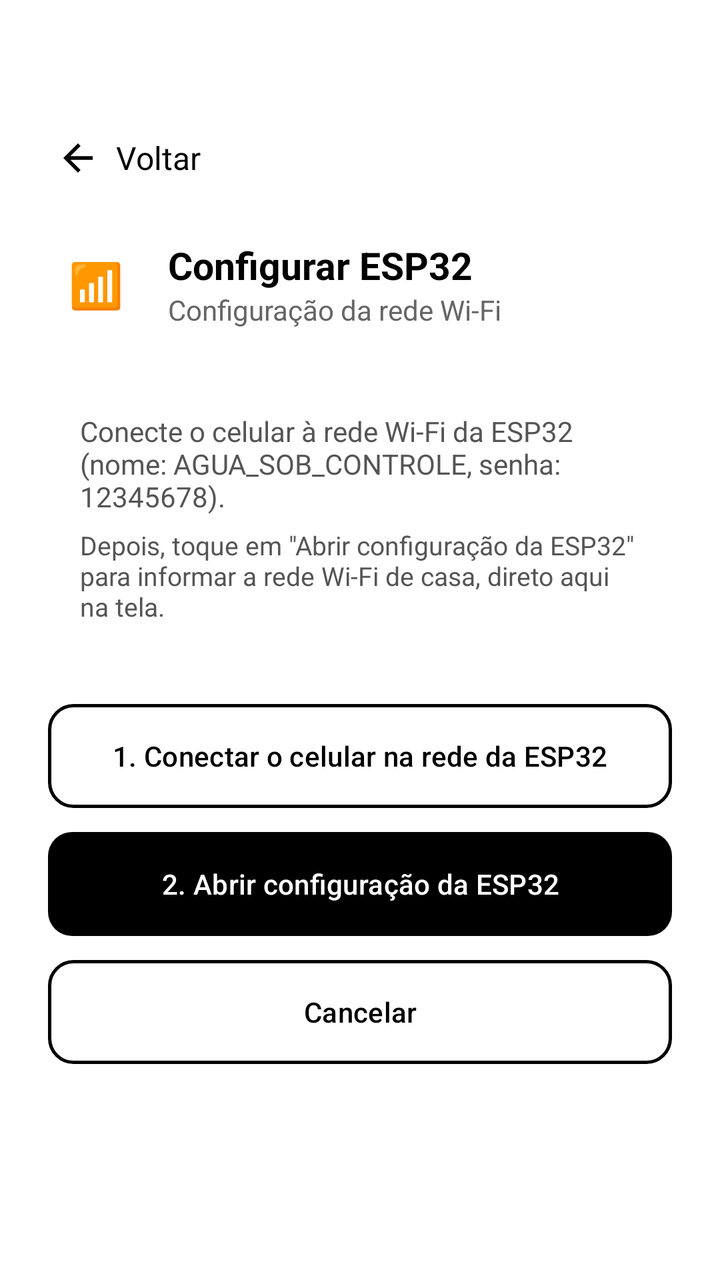
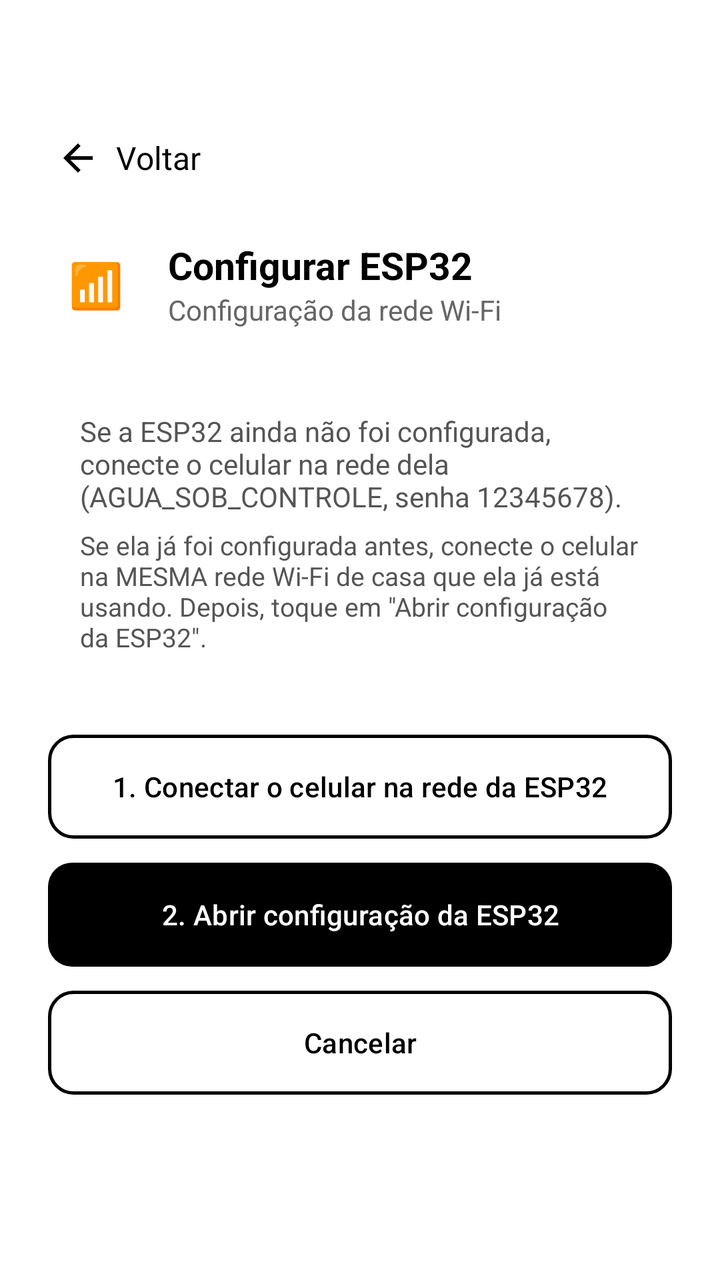

Before-and-after screenshots of an Android layout around one commit, followed by the original layout XML and the change that was made.
<!-- AndroidManifest.xml: application theme Theme.Bombadagua -->
<!-- res/layout/activity_config_wifi.xml -->
<?xml version="1.0" encoding="utf-8"?>
<androidx.constraintlayout.widget.ConstraintLayout
    xmlns:android="http://schemas.android.com/apk/res/android"
    xmlns:app="http://schemas.android.com/apk/res-auto"
    xmlns:tools="http://schemas.android.com/tools"
    android:id="@+id/main"
    android:layout_width="match_parent"
    android:layout_height="match_parent"
    android:background="#FFFFFF"
    tools:context=".activities.ConfigWifiActivity">

    

    <ScrollView
        android:id="@+id/containerInstrucoes"
        android:layout_width="0dp"
        android:layout_height="0dp"
        app:layout_constraintTop_toTopOf="parent"
        app:layout_constraintBottom_toBottomOf="parent"
        app:layout_constraintStart_toStartOf="parent"
        app:layout_constraintEnd_toEndOf="parent">

        <LinearLayout
            android:layout_width="match_parent"
            android:layout_height="wrap_content"
            android:orientation="vertical"
            android:paddingStart="24dp"
            android:paddingEnd="24dp"
            android:paddingTop="64dp"
            android:paddingBottom="24dp">

            
            <LinearLayout
                android:id="@+id/btnVoltar"
                android:layout_width="wrap_content"
                android:layout_height="wrap_content"
                android:orientation="horizontal"
                android:gravity="center_vertical"
                android:clickable="true"
                android:focusable="true"
                android:background="?attr/selectableItemBackground"
                android:padding="4dp"
                android:layout_marginBottom="24dp">

                <ImageView
                    android:layout_width="22dp"
                    android:layout_height="22dp"
                    android:src="@drawable/ic_seta_voltar"
                    android:layout_marginEnd="8dp"/>

                <TextView
                    android:layout_width="wrap_content"
                    android:layout_height="wrap_content"
                    android:text="Voltar"
                    android:textSize="16sp"
                    android:textColor="#000000"/>
            </LinearLayout>

            
            <LinearLayout
                android:layout_width="match_parent"
                android:layout_height="wrap_content"
                android:orientation="horizontal"
                android:gravity="center_vertical"
                android:layout_marginBottom="24dp">

                <TextView
                    android:layout_width="48dp"
                    android:layout_height="48dp"
                    android:text="📶"
                    android:textSize="22sp"
                    android:gravity="center"
                    android:background="@drawable/bg_card_cinza"/>

                <LinearLayout
                    android:layout_width="wrap_content"
                    android:layout_height="wrap_content"
                    android:orientation="vertical"
                    android:layout_marginStart="12dp">

                    <TextView
                        android:layout_width="wrap_content"
                        android:layout_height="wrap_content"
                        android:text="Configurar ESP32"
                        android:textSize="19sp"
                        android:textStyle="bold"
                        android:textColor="#000000"/>

                    <TextView
                        android:layout_width="wrap_content"
                        android:layout_height="wrap_content"
                        android:text="Configuração da rede Wi-Fi"
                        android:textSize="14sp"
                        android:textColor="#666666"/>
                </LinearLayout>

            </LinearLayout>

            
            <LinearLayout
                android:layout_width="match_parent"
                android:layout_height="wrap_content"
                android:orientation="vertical"
                android:background="@drawable/bg_card_cinza"
                android:padding="16dp"
                android:layout_marginBottom="24dp">

                <TextView
                    android:layout_width="wrap_content"
                    android:layout_height="wrap_content"
                    android:text="Conecte o celular à rede Wi-Fi da ESP32 (nome: AGUA_SOB_CONTROLE, senha: 12345678)."
                    android:textColor="#555555"
                    android:textSize="14sp"/>

                <TextView
                    android:layout_width="wrap_content"
                    android:layout_height="wrap_content"
                    android:text="Depois, toque em &quot;Abrir configuração da ESP32&quot; para informar a rede Wi-Fi de casa, direto aqui na tela."
                    android:textColor="#555555"
                    android:textSize="13sp"
                    android:layout_marginTop="6dp"/>

            </LinearLayout>

            
            <Button
                android:id="@+id/btnAbrirWifiCelular"
                android:layout_width="match_parent"
                android:layout_height="52dp"
                android:text="1. Conectar o celular na rede da ESP32"
                android:background="@drawable/bg_botao_borda"
                app:backgroundTint="@null"
                android:insetTop="0dp"
                android:insetBottom="0dp"
                android:textColor="#000000"
                android:textAllCaps="false"
                android:layout_marginBottom="12dp"/>

            
            <Button
                android:id="@+id/btnSalvarWifi"
                android:layout_width="match_parent"
                android:layout_height="52dp"
                android:text="2. Abrir configuração da ESP32"
                android:background="@drawable/bg_botao_preto"
                app:backgroundTint="@null"
                android:insetTop="0dp"
                android:insetBottom="0dp"
                android:textColor="#FFFFFF"
                android:textAllCaps="false"
                android:layout_marginBottom="12dp"/>

            
            <Button
                android:id="@+id/btnCancelarWifi"
                android:layout_width="match_parent"
                android:layout_height="52dp"
                android:text="Cancelar"
                android:background="@drawable/bg_botao_borda"
                app:backgroundTint="@null"
                android:insetTop="0dp"
                android:insetBottom="0dp"
                android:textColor="#000000"
                android:textAllCaps="false"/>

        </LinearLayout>

    </ScrollView>

    

    <LinearLayout
        android:id="@+id/containerWebView"
        android:layout_width="0dp"
        android:layout_height="0dp"
        android:orientation="vertical"
        android:visibility="gone"
        app:layout_constraintTop_toTopOf="parent"
        app:layout_constraintBottom_toBottomOf="parent"
        app:layout_constraintStart_toStartOf="parent"
        app:layout_constraintEnd_toEndOf="parent">

        
        <LinearLayout
            android:layout_width="match_parent"
            android:layout_height="wrap_content"
            android:orientation="horizontal"
            android:gravity="center_vertical"
            android:background="@drawable/bg_card_cinza"
            android:paddingStart="16dp"
            android:paddingEnd="16dp"
            android:paddingTop="16dp"
            android:paddingBottom="12dp">

            <LinearLayout
                android:id="@+id/btnVoltarWebView"
                android:layout_width="wrap_content"
                android:layout_height="wrap_content"
                android:orientation="horizontal"
                android:gravity="center_vertical"
                android:clickable="true"
                android:focusable="true"
                android:background="?attr/selectableItemBackground"
                android:padding="4dp">

                <ImageView
                    android:layout_width="22dp"
                    android:layout_height="22dp"
                    android:src="@drawable/ic_seta_voltar"/>
            </LinearLayout>

            <TextView
                android:layout_width="0dp"
                android:layout_weight="1"
                android:layout_height="wrap_content"
                android:text="Configuração da ESP32"
                android:textSize="16sp"
                android:textStyle="bold"
                android:textColor="#000000"
                android:layout_marginStart="8dp"/>

        </LinearLayout>

        
        <ProgressBar
            android:id="@+id/progressWebView"
            style="?android:attr/progressBarStyleHorizontal"
            android:layout_width="match_parent"
            android:layout_height="3dp"
            android:max="100"/>

        <WebView
            android:id="@+id/webViewEsp"
            android:layout_width="match_parent"
            android:layout_height="0dp"
            android:layout_weight="1"/>

    </LinearLayout>

    

    <LinearLayout
        android:id="@+id/containerErro"
        android:layout_width="0dp"
        android:layout_height="0dp"
        android:orientation="vertical"
        android:gravity="center"
        android:visibility="gone"
        android:paddingStart="32dp"
        android:paddingEnd="32dp"
        app:layout_constraintTop_toTopOf="parent"
        app:layout_constraintBottom_toBottomOf="parent"
        app:layout_constraintStart_toStartOf="parent"
        app:layout_constraintEnd_toEndOf="parent">

        <TextView
            android:layout_width="72dp"
            android:layout_height="72dp"
            android:text="📡"
            android:textSize="34sp"
            android:gravity="center"
            android:background="@drawable/bg_card_cinza"
            android:layout_marginBottom="20dp"/>

        <TextView
            android:layout_width="wrap_content"
            android:layout_height="wrap_content"
            android:text="Não consegui acessar a ESP32"
            android:textSize="18sp"
            android:textStyle="bold"
            android:textColor="#000000"
            android:gravity="center"
            android:layout_marginBottom="8dp"/>

        <TextView
            android:layout_width="wrap_content"
            android:layout_height="wrap_content"
            android:text="Conecte o celular na rede Wi-Fi AGUA_SOB_CONTROLE antes de configurar."
            android:textSize="14sp"
            android:textColor="#666666"
            android:gravity="center"
            android:layout_marginBottom="28dp"/>

        <Button
            android:id="@+id/btnAbrirWifiErro"
            android:layout_width="match_parent"
            android:layout_height="52dp"
            android:text="Abrir Wi-Fi do celular"
            android:background="@drawable/bg_botao_preto"
            app:backgroundTint="@null"
            android:insetTop="0dp"
            android:insetBottom="0dp"
            android:textColor="#FFFFFF"
            android:textAllCaps="false"
            android:layout_marginBottom="12dp"/>

        <Button
            android:id="@+id/btnTentarNovamente"
            android:layout_width="match_parent"
            android:layout_height="52dp"
            android:text="Tentar novamente"
            android:background="@drawable/bg_botao_borda"
            app:backgroundTint="@null"
            android:insetTop="0dp"
            android:insetBottom="0dp"
            android:textColor="#000000"
            android:textAllCaps="false"
            android:layout_marginBottom="12dp"/>

        <TextView
            android:id="@+id/btnVoltarErro"
            android:layout_width="wrap_content"
            android:layout_height="wrap_content"
            android:text="Voltar"
            android:textColor="#555555"
            android:textSize="15sp"
            android:padding="8dp"
            android:clickable="true"
            android:focusable="true"
            android:background="?attr/selectableItemBackground"/>

    </LinearLayout>

</androidx.constraintlayout.widget.ConstraintLayout>
<!-- resources referenced by this layout -->
<resources>
  <!-- drawable bg_botao_borda (drawable) -->
  <?xml version="1.0" encoding="utf-8"?>
  <shape xmlns:android="http://schemas.android.com/apk/res/android">
      <solid android:color="#FFFFFF"/>
      <stroke android:width="1.5dp" android:color="#000000"/>
      <corners android:radius="12dp"/>
  </shape>
  <!-- drawable bg_botao_preto (drawable) -->
  <?xml version="1.0" encoding="utf-8"?>
  <shape xmlns:android="http://schemas.android.com/apk/res/android">
      <solid android:color="#000000"/>
      <corners android:radius="12dp"/>
  </shape>
  <!-- drawable bg_card_cinza (drawable) -->
  <?xml version="1.0" encoding="utf-8"?>
  <selector xmlns:android="http://schemas.android.com/apk/res/android">
  
  </selector>
  <!-- drawable ic_seta_voltar (drawable) -->
  <?xml version="1.0" encoding="utf-8"?>
  <vector xmlns:android="http://schemas.android.com/apk/res/android"
      android:width="24dp"
      android:height="24dp"
      android:viewportWidth="24"
      android:viewportHeight="24"
      android:tint="#000000">
      <path
          android:fillColor="@android:color/white"
          android:pathData="M20,11H7.83l5.59,-5.59L12,4l-8,8 8,8 1.41,-1.41L7.83,13H20v-2z"/>
  </vector>
  <style name="Theme.Bombadagua" parent="Base.Theme.Bombadagua" />
  <style name="Base.Theme.Bombadagua" parent="Theme.Material3.DayNight.NoActionBar">
          
          
      </style>
</resources>

<!-- the commit's change to res/layout/activity_config_wifi.xml (unified diff, before → after) -->
@@ -108,14 +108,14 @@
                 <TextView
                     android:layout_width="wrap_content"
                     android:layout_height="wrap_content"
-                    android:text="Conecte o celular à rede Wi-Fi da ESP32 (nome: AGUA_SOB_CONTROLE, senha: 12345678)."
+                    android:text="Se a ESP32 ainda não foi configurada, conecte o celular na rede dela (AGUA_SOB_CONTROLE, senha 12345678)."
                     android:textColor="#555555"
                     android:textSize="14sp"/>
 
                 <TextView
                     android:layout_width="wrap_content"
                     android:layout_height="wrap_content"
-                    android:text="Depois, toque em &quot;Abrir configuração da ESP32&quot; para informar a rede Wi-Fi de casa, direto aqui na tela."
+                    android:text="Se ela já foi configurada antes, conecte o celular na MESMA rede Wi-Fi de casa que ela já está usando. Depois, toque em &quot;Abrir configuração da ESP32&quot;."
                     android:textColor="#555555"
                     android:textSize="13sp"
                     android:layout_marginTop="6dp"/>
@@ -275,7 +275,7 @@
         <TextView
             android:layout_width="wrap_content"
             android:layout_height="wrap_content"
-            android:text="Conecte o celular na rede Wi-Fi AGUA_SOB_CONTROLE antes de configurar."
+            android:text="Conecte o celular na rede Wi-Fi AGUA_SOB_CONTROLE (se ela ainda não foi configurada) ou na mesma rede Wi-Fi de casa que ela já está usando (se já foi configurada antes)."
             android:textSize="14sp"
             android:textColor="#666666"
             android:gravity="center"
